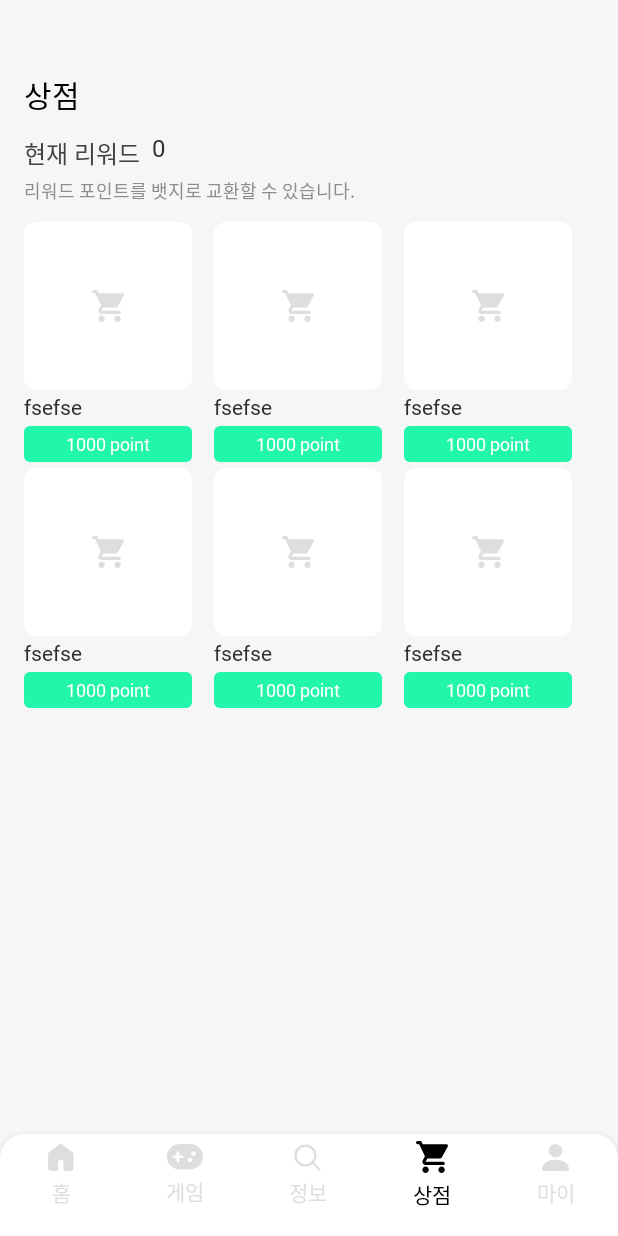
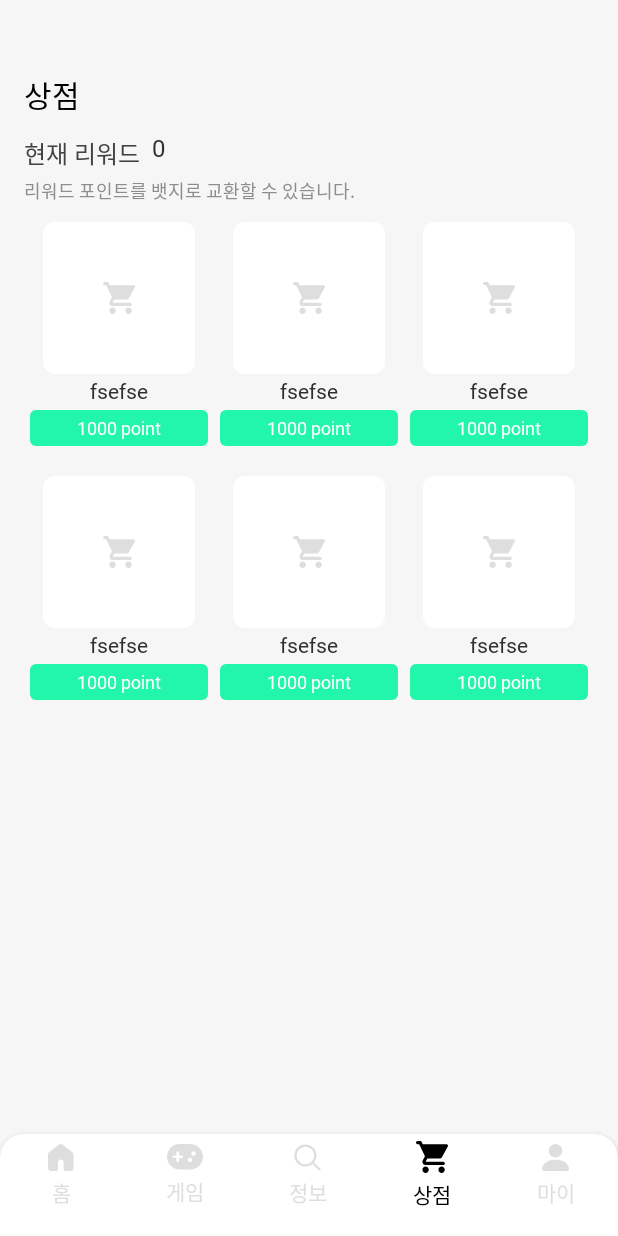
Before and after one commit to SafeTeen/SafeTeenAndroid, an Android app built with Jetpack Compose: the MainScreen screen opened through its navigation route, item 4 of the bottom bar chosen, on a phone screen of 412 x 824 dp. Run offline under Robolectric (Android 15) with nearby library versions, the phone set to English and light mode, and no system bars; Roboto replaces fonts that are not available here.

Commit message:
refactor :: grid layout padding

```diff
--- a/app/src/main/java/com/candledle/safeteen/feature/main/info/InformationScreen.kt
+++ b/app/src/main/java/com/candledle/safeteen/feature/main/info/InformationScreen.kt
@@ -126,7 +126,7 @@ private fun Manuals(
     manualEntities: List<ManualEntity>,
 ) {
     LazyVerticalGrid(
-        columns = GridCells.Adaptive(184.dp),
+        columns = GridCells.Fixed(2),
         horizontalArrangement = Arrangement.Center,
     ) {
         items(manualEntities) {
--- a/app/src/main/java/com/candledle/safeteen/feature/shop/ShopScreen.kt
+++ b/app/src/main/java/com/candledle/safeteen/feature/shop/ShopScreen.kt
@@ -3,6 +3,7 @@ package com.candledle.safeteen.feature.shop
 import androidx.annotation.DrawableRes
 import androidx.compose.foundation.Image
 import androidx.compose.foundation.background
+import androidx.compose.foundation.layout.Arrangement
 import androidx.compose.foundation.layout.Box
 import androidx.compose.foundation.layout.Column
 import androidx.compose.foundation.layout.Row
@@ -10,7 +11,6 @@ import androidx.compose.foundation.layout.Spacer
 import androidx.compose.foundation.layout.fillMaxSize
 import androidx.compose.foundation.layout.height
 import androidx.compose.foundation.layout.padding
-import androidx.compose.foundation.layout.size
 import androidx.compose.foundation.layout.width
 import androidx.compose.foundation.lazy.grid.GridCells
 import androidx.compose.foundation.lazy.grid.LazyVerticalGrid
@@ -116,6 +116,7 @@ private fun Items(
 ) {
     LazyVerticalGrid(
         columns = GridCells.Fixed(3),
+        verticalArrangement = Arrangement.spacedBy(16.dp)
     ) {
         items(itemEntities) {
             Item(
@@ -133,12 +134,17 @@ private fun Item(
     name: String,
     point: Int,
 ) {
-    Column {
+    Column(
+        modifier = Modifier
+            .width(94.dp)
+            .padding(horizontal = 4.dp),
+        horizontalAlignment = Alignment.CenterHorizontally,
+    ) {
         Box(
             modifier = Modifier
-                .size(112.dp)
                 .clip(RoundedCornerShape(8.dp))
-                .background(color = SafeColor.White),
+                .background(color = SafeColor.White)
+                .padding(40.dp),
             contentAlignment = Alignment.Center,
         ) {
             Image(
@@ -152,15 +158,11 @@ private fun Item(
             color = SafeColor.Gray900,
         )
         Spacer(modifier = Modifier.height(4.dp))
-        Box(
-            modifier = Modifier.width(112.dp),
-        ) {
-            SafeMediumButton(
-                text = "$point point",
-                backgroundColor = SafeColor.Main500,
-                onClick = {}
-            )
-        }
+        SafeMediumButton(
+            text = "$point point",
+            backgroundColor = SafeColor.Main500,
+            onClick = {}
+        )
         Spacer(modifier = Modifier.height(4.dp))
     }
 }
```
